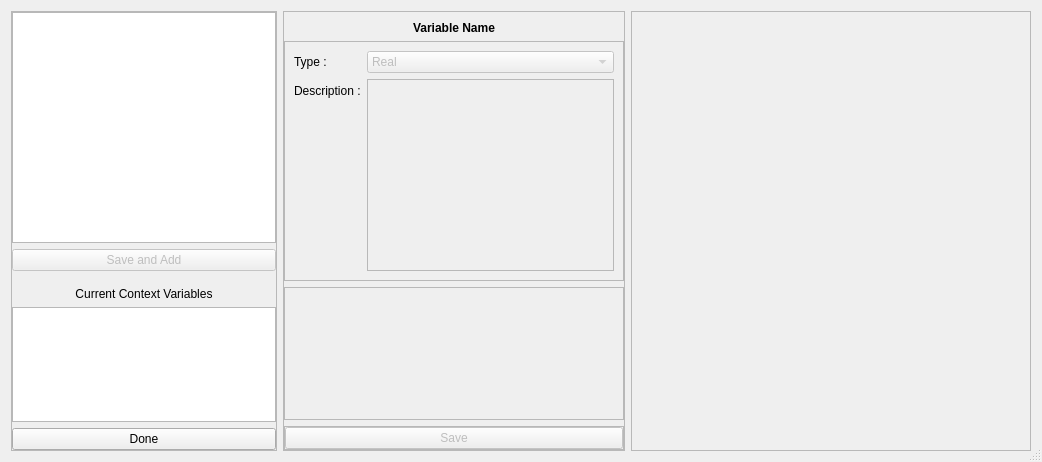
Above: braviz/interaction/qt_guis/context_variables_select.ui from diego0020/braviz-app before the change. Below: the same form after it.
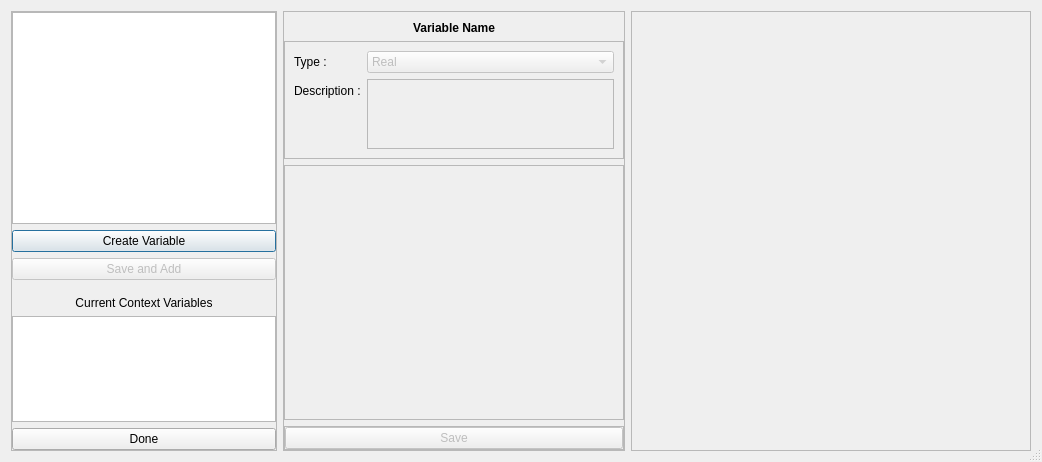
That is the form after the change.

Commit message: new variable creation dialog

The edit to the form file:
```diff
--- a/braviz/interaction/qt_guis/context_variables_select.ui
+++ b/braviz/interaction/qt_guis/context_variables_select.ui
@@ -34,7 +34,7 @@
      <property name="frameShadow">
       <enum>QFrame::Raised</enum>
      </property>
-     <layout class="QVBoxLayout" name="verticalLayout_2" stretch="2,0,0,0,1,0">
+     <layout class="QVBoxLayout" name="verticalLayout_2" stretch="2,0,0,0,0,1,0">
       <property name="leftMargin">
        <number>0</number>
       </property>
@@ -93,6 +93,13 @@
         </attribute>
        </widget>
       </item>
+      <item>
+       <widget class="QPushButton" name="create_varible_button">
+        <property name="text">
+         <string>Create Variable</string>
+        </property>
+       </widget>
+      </item>
       <item>
        <widget class="QPushButton" name="add_button">
         <property name="enabled">
@@ -172,7 +179,7 @@
      <property name="frameShadow">
       <enum>QFrame::Raised</enum>
      </property>
-     <layout class="QVBoxLayout" name="verticalLayout" stretch="0,0,1,0">
+     <layout class="QVBoxLayout" name="verticalLayout" stretch="0,1,3,0">
       <property name="leftMargin">
        <number>0</number>
       </property>
```
The commit also changes 6 other files.
